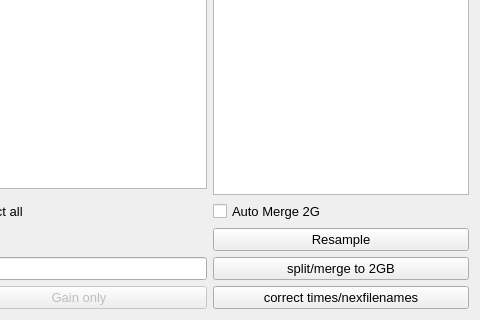
hermy-sf/COHIWizard, file sources/resampler/ressources/resampler_widget_skin_0.ui: the form before one commit; both pictures show x 645 to 1125 and y 384 to 704 of the 1125 by 704 pixel window.
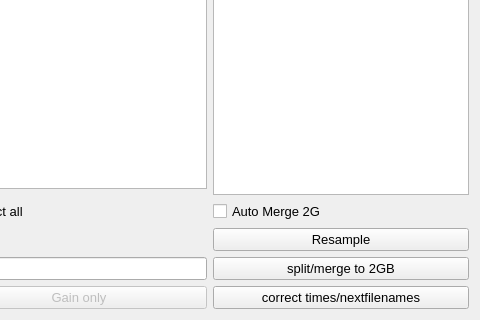
The form after the commit.

Patch:
```diff
--- a/sources/resampler/ressources/resampler_widget_skin_0.ui
+++ b/sources/resampler/ressources/resampler_widget_skin_0.ui
@@ -1064,7 +1064,7 @@
      <item row="15" column="5">
       <widget class="QPushButton" name="pushButton_resample_correctwavheaders">
        <property name="text">
-        <string>correct times/nexfilenames</string>
+        <string>correct times/nextfilenames</string>
        </property>
       </widget>
      </item>
```
